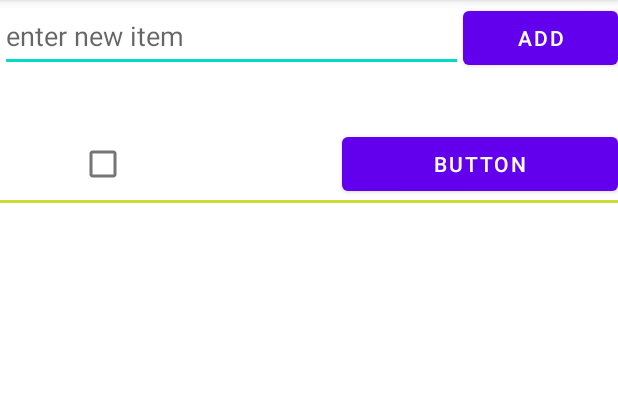
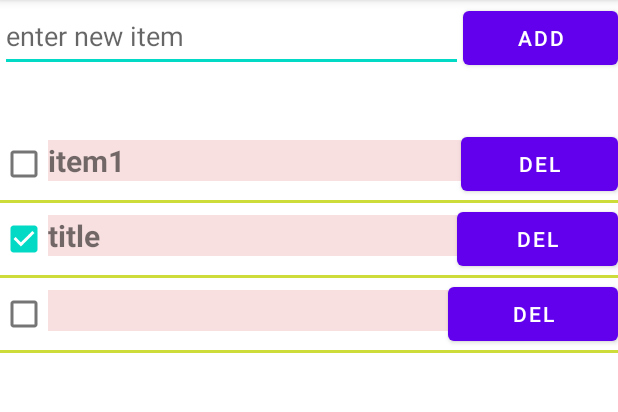
Before and after one commit to mohamad-ayoub/CodeNet-MyToDOApplication, an Android app: the screen it shows after launch (MainActivity), after a tap on "ADD", on a phone screen of 412 x 824 dp, the part 84-496 px from its top. Run offline under Robolectric (Android 15) with nearby library versions, the light colour scheme and no system bars.

Commit message:
work on saturday 06.11.2021: * optimize listview (convertView & viewHolder) * AlertDialog * SoundPool

```diff
--- /dev/null
+++ b/app/src/main/java/com/example/mytodoapplication/Item.java
@@ -0,0 +1,50 @@
+package com.example.mytodoapplication;
+
+public class Item {
+    private String Title;
+    private String details;
+    private boolean done;
+
+    public Item(String title, String details, boolean done) {
+        Title = title;
+        this.details = details;
+        this.done = done;
+    }
+
+    public Item(String title, String details) {
+        this(title, details, false);
+    }
+
+    public String getTitle() {
+        return Title;
+    }
+
+    public void setTitle(String title) {
+        Title = title;
+    }
+
+    public String getDetails() {
+        return details;
+    }
+
+    public void setDetails(String details) {
+        this.details = details;
+    }
+
+    public boolean isDone() {
+        return done;
+    }
+
+    public void setDone(boolean done) {
+        this.done = done;
+    }
+
+    @Override
+    public String toString() {
+        return "Item{" +
+                "Title='" + Title + '\'' +
+                ", details='" + details + '\'' +
+                ", done=" + done +
+                '}';
+    }
+}
--- a/app/src/main/java/com/example/mytodoapplication/MainActivity.java
+++ b/app/src/main/java/com/example/mytodoapplication/MainActivity.java
@@ -1,18 +1,22 @@
 package com.example.mytodoapplication;
 
+import androidx.appcompat.app.AlertDialog;
 import androidx.appcompat.app.AppCompatActivity;
 
+import android.content.DialogInterface;
 import android.os.Bundle;
 import android.view.View;
 import android.widget.Button;
 import android.widget.EditText;
 import android.widget.ListView;
+import android.widget.Toast;
 
-public class MainActivity extends AppCompatActivity {
+public class MainActivity extends AppCompatActivity  {
     EditText etTitle;
     Button btnAdd;
     ListView lsvItems;
     MyAdapter adapter ;
+    MySoundPool myPool;
 
     @Override
     protected void onCreate(Bundle savedInstanceState) {
@@ -24,14 +28,21 @@ public class MainActivity extends AppCompatActivity {
         lsvItems=findViewById(R.id.lsvItems);
 
         adapter = new MyAdapter(this);
+        Item item1 = new Item("item1","This is item1 description. used to show long text");
+        Item item2 = new Item("title", "Details", true);
 
+        adapter.add(item1);
+        adapter.add(item2);
         lsvItems.setAdapter(adapter);
+
+        myPool = new MySoundPool(this);
     }
 
 
     public void addNewItem(View view) {
+        myPool.playClickSound();
         String newItemTitle = etTitle.getText().toString();
-        adapter.add(newItemTitle);
+        adapter.add(new Item(newItemTitle,""));
         etTitle.setText("");
     }
 }
--- a/app/src/main/java/com/example/mytodoapplication/MyAdapter.java
+++ b/app/src/main/java/com/example/mytodoapplication/MyAdapter.java
@@ -1,23 +1,32 @@
 package com.example.mytodoapplication;
 
 import android.content.Context;
+import android.content.DialogInterface;
 import android.view.LayoutInflater;
 import android.view.View;
 import android.view.ViewGroup;
+import android.view.accessibility.AccessibilityManager;
 import android.widget.BaseAdapter;
+import android.widget.Button;
+import android.widget.CheckBox;
 import android.widget.TextView;
+import android.widget.Toast;
+
+import androidx.appcompat.app.AlertDialog;
 
 import java.util.ArrayList;
 
 public class MyAdapter extends BaseAdapter {
-    private ArrayList<String> data = new ArrayList<String>();
+    private ArrayList<Item> data;
     private Context context;
 
     public MyAdapter(Context context) {
-        this.context=context;
+        this.context = context;
+        data = new ArrayList<Item>();
         //data.add("first");
         //add("second");
     }
+
     @Override
     public int getCount() {
         return data.size();
@@ -35,19 +44,87 @@ public class MyAdapter extends BaseAdapter {
 
     @Override
     public View getView(int position, View convertView, ViewGroup parent) {
-        if (convertView==null) {
+        ViewHolder holder;
+
+        if (convertView == null) {
             convertView = LayoutInflater.from(context).
                     inflate(R.layout.item_layout, parent, false);
+            holder = new ViewHolder(convertView);
+            convertView.setTag(holder);
+
+        } else {
+            holder = (ViewHolder) convertView.getTag();
         }
 
-        TextView tvTitle = convertView.findViewById(R.id.tvTitle);
-        tvTitle.setText(getItem(position).toString());
+        Item currentItem = (Item) getItem(position);
+
+        holder.tvTitle.setText(currentItem.getTitle());
+        holder.chkDone.setChecked(currentItem.isDone());
+        holder.tvDetails.setText(currentItem.getDetails());
+
+        holder.tvTitle.setOnClickListener(new View.OnClickListener() {
+            @Override
+            public void onClick(View v) {
+                if (holder.tvDetails.getVisibility()==View.VISIBLE) {
+                    holder.tvDetails.setVisibility(View.GONE);
+                } else {
+                    holder.tvDetails.setVisibility(View.VISIBLE);
+                }
+            }
+        });
+
+        holder.chkDone.setOnClickListener(new View.OnClickListener() {
+            @Override
+            public void onClick(View v) {
+                CheckBox chkDone = (CheckBox) v;
+                currentItem.setDone(chkDone.isChecked());
+                //Toast.makeText(context, currentItem.isDone()+"", Toast.LENGTH_SHORT).show();
+            }
+        });
+
+        holder.btnDelete.setOnClickListener(new View.OnClickListener() {
+            @Override
+            public void onClick(View v) {
+                AlertDialog.Builder builder = new AlertDialog.Builder(context);
+                // builder.setView();
+                builder.setCancelable(true);
+                builder.setTitle("Delete item");
+                builder.setMessage("Are you sure you want to delete this item ?");
+                //builder.setIcon();
+                builder.setPositiveButton("yes", new DialogInterface.OnClickListener() {
+                    @Override
+                    public void onClick(DialogInterface dialog, int which) {
+                        data.remove(position);
+                        notifyDataSetChanged();
+                    }
+                });
+                builder.setNegativeButton("cancel",null);
+                //builder.setOnCancelListener(null);
+                //builder.setOnDismissListener(null);
+                builder.show();
+            }
+        });
+
         return convertView;
     }
 
-    public void add(String newItemTitle) {
-        data.add(newItemTitle);
+    public void add(Item newItem) {
+        data.add(newItem);
         notifyDataSetChanged();
 
     }
+
+    private class ViewHolder {
+        TextView tvTitle;
+        CheckBox chkDone;
+        TextView tvDetails;
+        Button btnDelete;
+
+        public ViewHolder(View view) {
+             tvTitle = view.findViewById(R.id.tvTitle);
+             chkDone = view.findViewById(R.id.chkDone);
+             tvDetails = view.findViewById(R.id.tvDetails);
+             btnDelete = view.findViewById(R.id.btnDelete);
+        }
+    }
 }
--- /dev/null
+++ b/app/src/main/java/com/example/mytodoapplication/MySoundPool.java
@@ -0,0 +1,42 @@
+package com.example.mytodoapplication;
+
+import android.content.Context;
+import android.media.AudioAttributes;
+import android.media.AudioManager;
+import android.media.SoundPool;
+import android.os.Build;
+
+public class MySoundPool {
+    private final int NUMBER_OF_SIMULTANEOUS_SOUNDS = 5;
+    private final float LEFT_VOLUME_VALUE = 1.0f;
+    private final float RIGHT_VOLUME_VALUE = 1.0f;
+    private final int MUSIC_LOOP = 0;
+    private final int SOUND_PLAY_PRIORITY = 0;
+    private final float PLAY_RATE = 1.0f;
+
+    Context context;
+    SoundPool pool;
+    int soundClickCode;
+
+    public MySoundPool(Context context) {
+        this.context = context;
+        if (Build.VERSION.SDK_INT >= Build.VERSION_CODES.LOLLIPOP) {
+            AudioAttributes audioAttributes = new AudioAttributes.Builder()
+                    .setUsage(AudioAttributes.USAGE_ASSISTANCE_SONIFICATION)
+                    .setContentType(AudioAttributes.CONTENT_TYPE_SONIFICATION)
+                    .build();
+            pool = new SoundPool.Builder()
+                    .setMaxStreams(NUMBER_OF_SIMULTANEOUS_SOUNDS)
+                    .setAudioAttributes(audioAttributes)
+                    .build();
+        } else {
+            pool = new SoundPool(NUMBER_OF_SIMULTANEOUS_SOUNDS, AudioManager.STREAM_MUSIC, 0);
+        }
+
+        soundClickCode = pool.load(context, R.raw.snd_click, SOUND_PLAY_PRIORITY);
+    }
+
+    public void playClickSound() {
+        pool.play(soundClickCode, LEFT_VOLUME_VALUE, RIGHT_VOLUME_VALUE, SOUND_PLAY_PRIORITY, MUSIC_LOOP, PLAY_RATE);
+    }
+}
--- a/app/src/main/res/layout/item_layout.xml
+++ b/app/src/main/res/layout/item_layout.xml
@@ -1,25 +1,50 @@
 <?xml version="1.0" encoding="utf-8"?>
 <LinearLayout xmlns:android="http://schemas.android.com/apk/res/android"
     android:layout_width="match_parent"
-    android:layout_height="match_parent">
+    android:layout_height="match_parent"
+    android:orientation="vertical"
+    >
+
+    <LinearLayout
+        android:layout_width="match_parent"
+        android:layout_height="wrap_content">
+
 
         <CheckBox
-        android:id="@+id/checkBox"
+            android:id="@+id/chkDone"
             android:layout_width="wrap_content"
             android:layout_height="wrap_content"
-        android:layout_weight="1" />
+            android:layout_gravity="center"
+            android:gravity="center"
+            android:minWidth="0dp"
+            android:minHeight="48dp" />
 
         <TextView
             android:id="@+id/tvTitle"
             android:layout_width="wrap_content"
             android:layout_height="wrap_content"
-        android:layout_weight="1"
-        android:text="TextView" />
+            android:layout_weight="5"
+            android:background="#F8E0E0"
+            android:text="TextView"
+            android:textSize="20sp"
+            android:textStyle="bold" />
 
         <Button
-        android:id="@+id/button"
+            android:id="@+id/btnDelete"
             android:layout_width="wrap_content"
             android:layout_height="wrap_content"
             android:layout_weight="1"
-        android:text="Button" />
+            android:minWidth="0dp"
+            android:text="Del" />
     </LinearLayout>
+
+    <TextView
+        android:id="@+id/tvDetails"
+        android:layout_width="match_parent"
+        android:layout_height="wrap_content"
+        android:layout_gravity="start"
+        android:gravity="start"
+        android:text="text"
+        android:textSize="24sp"
+        android:visibility="gone" />
+</LinearLayout>
```
Also changed, not shown: 1 other file. Lines whose indentation alone changed are shown as unchanged.
